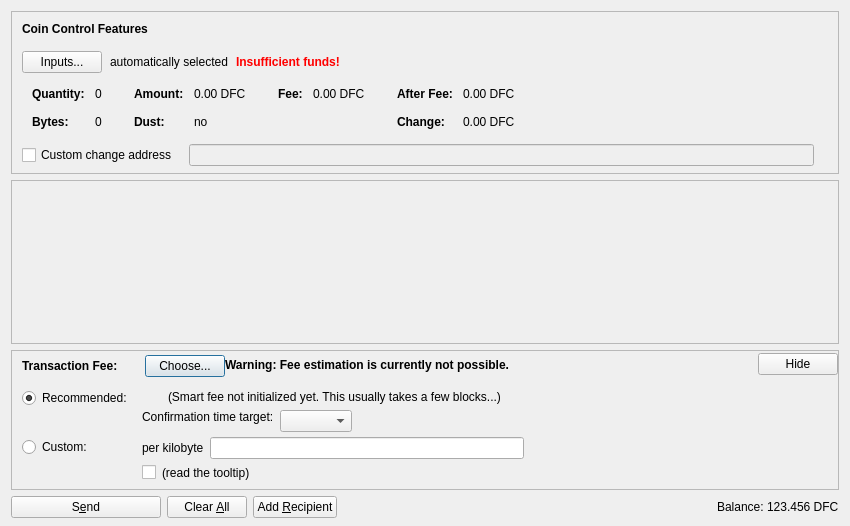
First picture: the form in src/qt/forms/sendcoinsdialog.ui, repository charlesrocket/defcoin, before the edit.
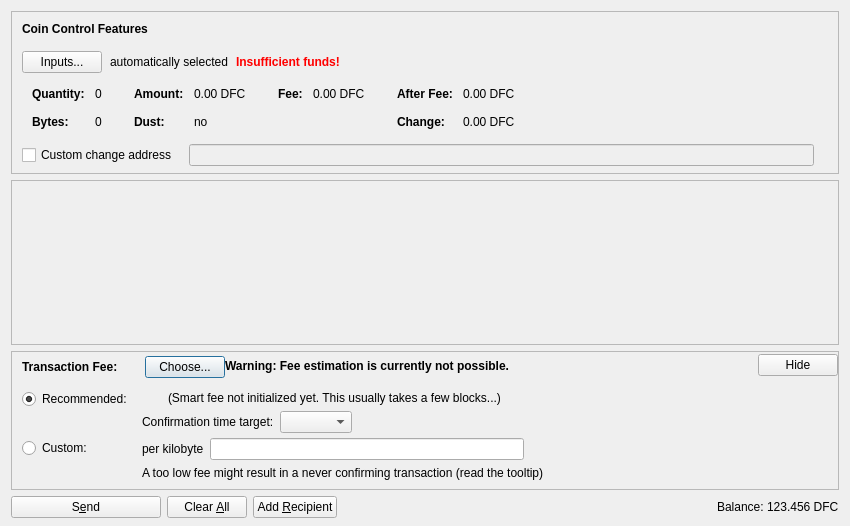
Second picture: the form after the edit. Icons and pictures are not drawn. Custom widgets are drawn as their Qt base class.

The edit to the form file:
```diff
--- a/src/qt/forms/sendcoinsdialog.ui
+++ b/src/qt/forms/sendcoinsdialog.ui
@@ -876,17 +876,7 @@
                <item>
                 <layout class="QHBoxLayout" name="horizontalLayoutFee8">
                  <item>
-                  <widget class="QCheckBox" name="checkBoxMinimumFee">
-                   <property name="toolTip">
-                    <string>Paying only the minimum fee is just fine as long as there is less transaction volume than space in the blocks. But be aware that this can end up in a never confirming transaction once there is more demand for defcoin transactions than the network can process.</string>
-                   </property>
-                   <property name="text">
-                    <string/>
-                   </property>
-                  </widget>
-                 </item>
-                 <item>
-                  <widget class="QLabel" name="labelMinFeeWarning">
+                  <widget class="QLabel" name="labelCustomFeeWarning">
                    <property name="enabled">
                     <bool>true</bool>
                    </property>
@@ -894,10 +884,7 @@
                     <string>Paying only the minimum fee is just fine as long as there is less transaction volume than space in the blocks. But be aware that this can end up in a never confirming transaction once there is more demand for defcoin transactions than the network can process.</string>
                    </property>
                    <property name="text">
-                    <string>(read the tooltip)</string>
-                   </property>
-                   <property name="margin">
-                    <number>5</number>
+                    <string>A too low fee might result in a never confirming transaction (read the tooltip)</string>
                    </property>
                   </widget>
                  </item>
@@ -990,9 +977,6 @@
                    <property name="text">
                     <string/>
                    </property>
-                   <property name="margin">
-                    <number>2</number>
-                   </property>
                   </widget>
                  </item>
                  <item>
@@ -1007,9 +991,6 @@
                    <property name="text">
                     <string>(Smart fee not initialized yet. This usually takes a few blocks...)</string>
                    </property>
-                   <property name="margin">
-                    <number>2</number>
-                   </property>
                   </widget>
                  </item>
                  <item>
@@ -1036,24 +1017,8 @@
                      <property name="text">
                       <string>Confirmation time target:</string>
                      </property>
-                     <property name="margin">
-                      <number>2</number>
-                     </property>
                     </widget>
                    </item>
-                   <item>
-                    <spacer name="verticalSpacer_3">
-                     <property name="orientation">
-                      <enum>Qt::Vertical</enum>
-                     </property>
-                     <property name="sizeHint" stdset="0">
-                      <size>
-                       <width>1</width>
-                       <height>1</height>
-                      </size>
-                     </property>
-                    </spacer>
-                   </item>
                   </layout>
                  </item>
                  <item>
```
Left out of the diff: 10 changed lines with no effect on the pictures.
